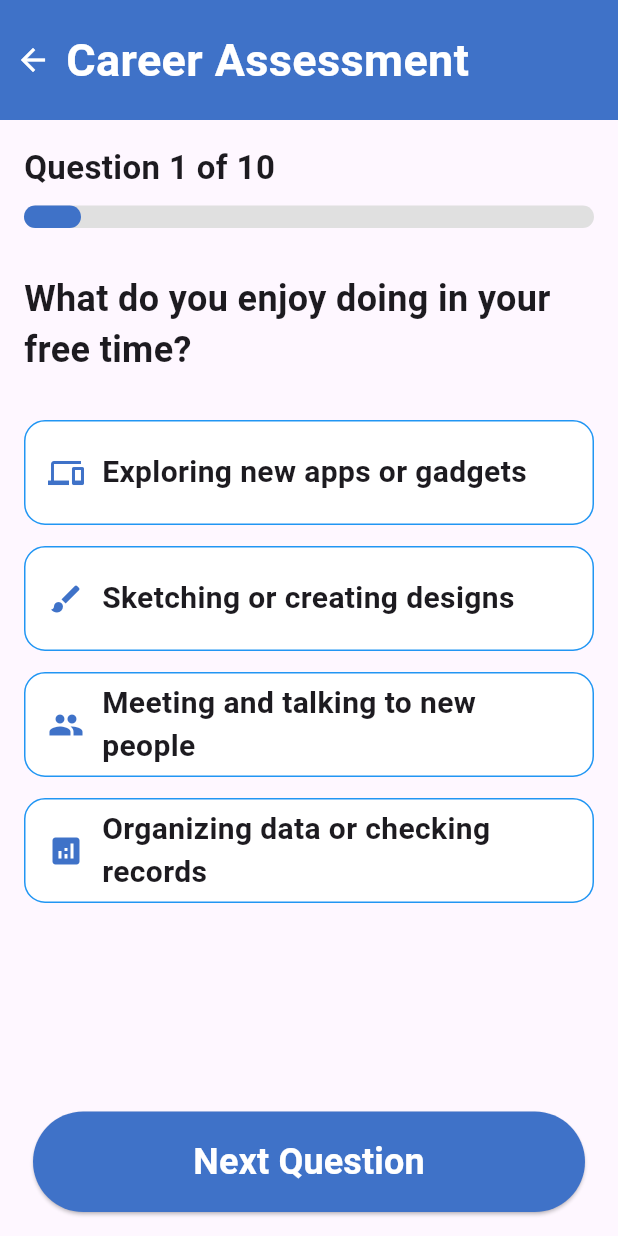
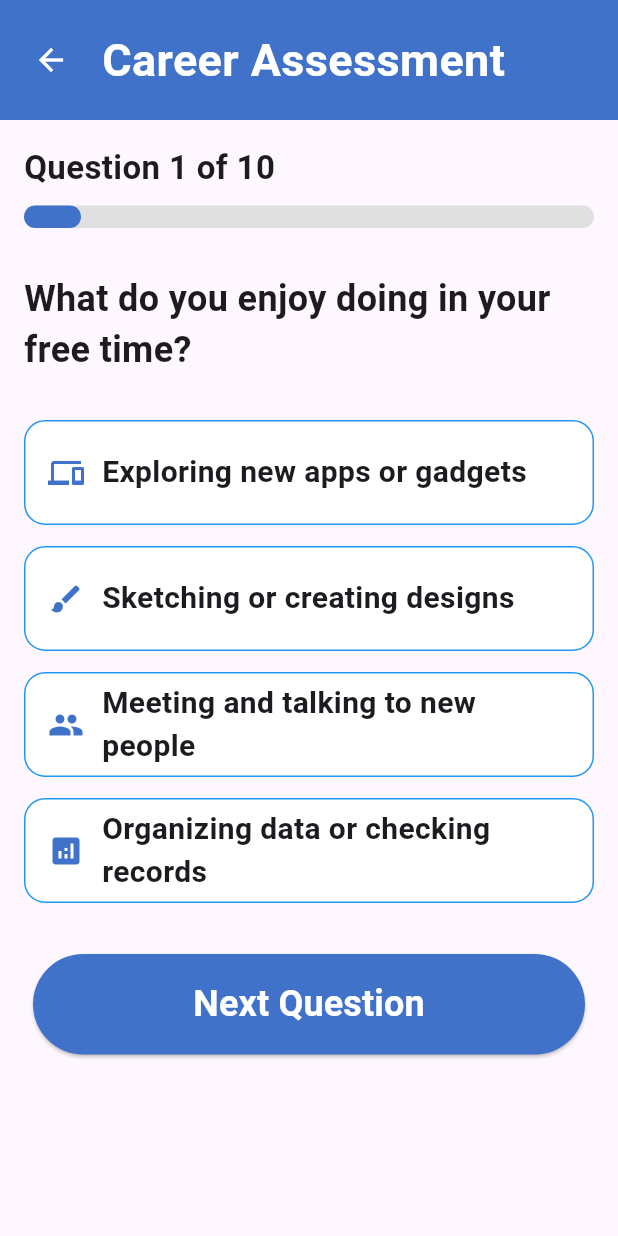
Before and after one commit to Amansarfraz/career_advisor, a Flutter app: the CareerAssessmentScreen screen opened by its route, on a phone screen of 412 x 824 dp. Run offline on Flutter 3.47's test engine with Material 3 defaults, Android fonts, the phone set to English and light mode, and no system bars.

Commit message:
first commit

```diff
--- a/lib/screens/career_assessment_screen.dart
+++ b/lib/screens/career_assessment_screen.dart
@@ -164,11 +164,19 @@ class _CareerAssessmentScreenState extends State<CareerAssessmentScreen> {
               width: 412,
               color: const Color(0xff3F72C8),
               child: Row(
-                children: const [
-                  SizedBox(width: 10),
-                  Icon(Icons.arrow_back, color: Colors.white),
-                  SizedBox(width: 10),
-                  Text(
+                children: [
+                  const SizedBox(width: 10),
+
+                  IconButton(
+                    icon: const Icon(Icons.arrow_back, color: Colors.white),
+                    onPressed: () {
+                      Navigator.pop(context);
+                    },
+                  ),
+
+                  const SizedBox(width: 10),
+
+                  const Text(
                     "Career Assessment",
                     style: TextStyle(
                       color: Colors.white,
@@ -271,7 +279,7 @@ class _CareerAssessmentScreenState extends State<CareerAssessmentScreen> {
                       );
                     }),
 
-                    const Spacer(),
+                    const SizedBox(height: 20),
 
                     /// NEXT BUTTON
                     Center(
```
